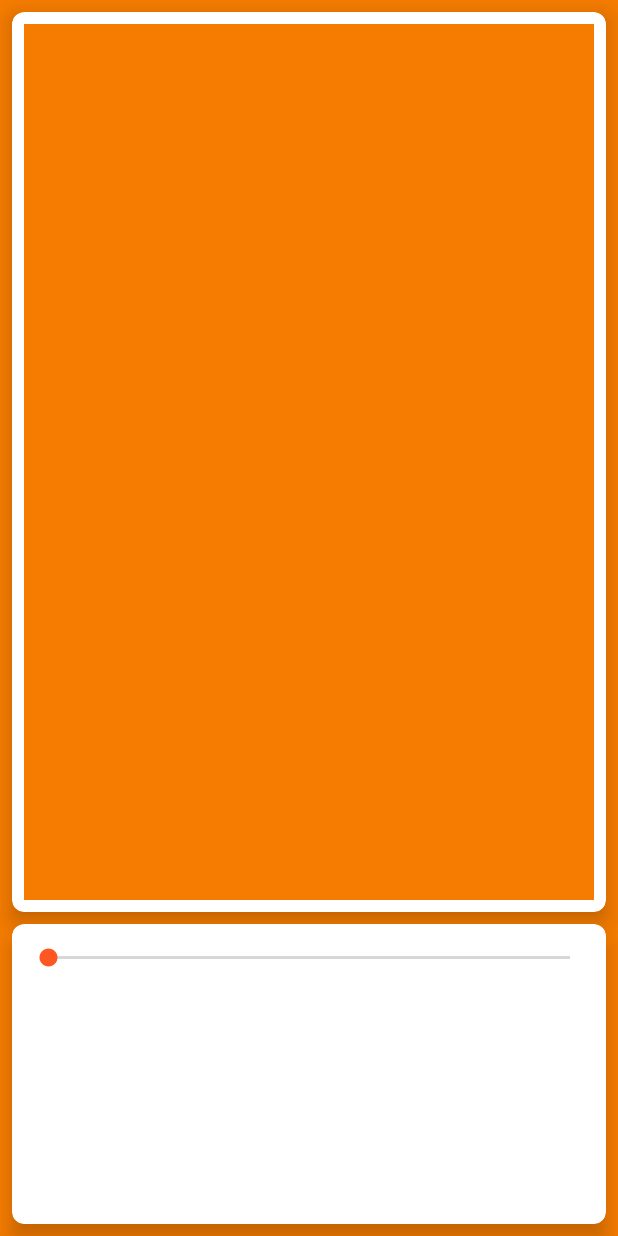
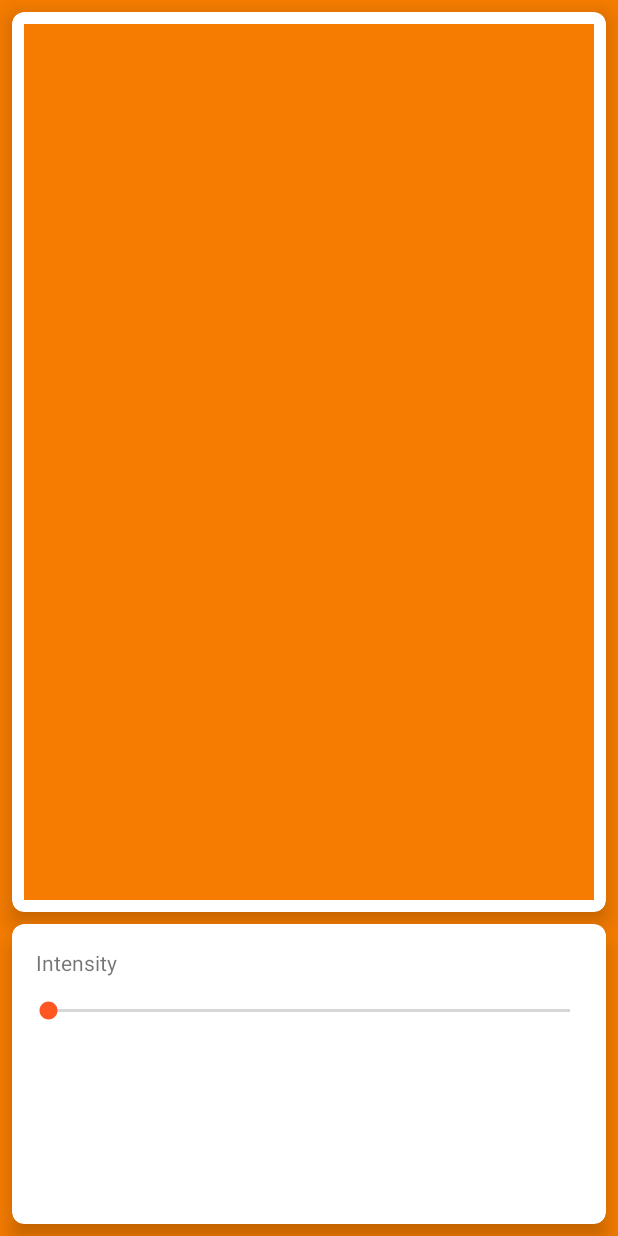
Before and after one commit to andrewLauer/MemeFryer, an Android app: the layout activity_frier.xml on its own in the app's theme, with its tools: preview values and no code run, on a phone screen of 412 x 824 dp. Run offline under Robolectric (Android 15) with nearby library versions, the phone set to English and light mode, and no system bars.

```diff
--- a/app/src/main/AndroidManifest.xml
+++ b/app/src/main/AndroidManifest.xml
@@ -19,7 +19,11 @@
                 <category android:name="android.intent.category.LAUNCHER" />
             </intent-filter>
         </activity>
-        <activity android:name=".FrierActivity"></activity>
+
+        <activity
+            android:name=".FrierActivity"
+            android:theme="@style/SeekBar">
+        </activity>
     </application>
 
 </manifest>
--- a/app/src/main/res/layout/activity_frier.xml
+++ b/app/src/main/res/layout/activity_frier.xml
@@ -62,11 +62,19 @@
             android:layout_height="match_parent"
             android:orientation="vertical">
 
+            <TextView
+                android:id="@+id/textView4"
+                android:layout_width="match_parent"
+                android:layout_height="wrap_content"
+                android:layout_margin="8dp"
+                android:text="Intensity" />
+
             <SeekBar
                 android:id="@+id/seekBar"
                 android:layout_width="match_parent"
                 android:layout_height="wrap_content"
-                android:paddingTop="5dp" />
+                android:paddingTop="5dp"
+                android:thumbTint="@color/colorAccent" />
         </LinearLayout>
     </android.support.v7.widget.CardView>
 
--- a/app/src/main/res/values/styles.xml
+++ b/app/src/main/res/values/styles.xml
@@ -13,4 +13,11 @@
         <item name="android:navigationBarColor" tools:targetApi="lollipop">@color/colorPrimaryDark</item>
     </style>
 
+    <style name="SeekBar" parent="Widget.AppCompat.SeekBar">
+        <item name="android:colorControlActivated" tools:targetApi="lollipop">@color/colorPrimary</item>
+        <item name="android:colorControlNormal" tools:targetApi="lollipop">@color/colorAccent</item>
+        <item name="android:progressBackgroundTint" tools:targetApi="lollipop">@color/cardview_dark_background</item>
+        <item name="android:progressTint" tools:targetApi="lollipop">@color/colorPrimary</item>
+    </style>
+
 </resources>
```
